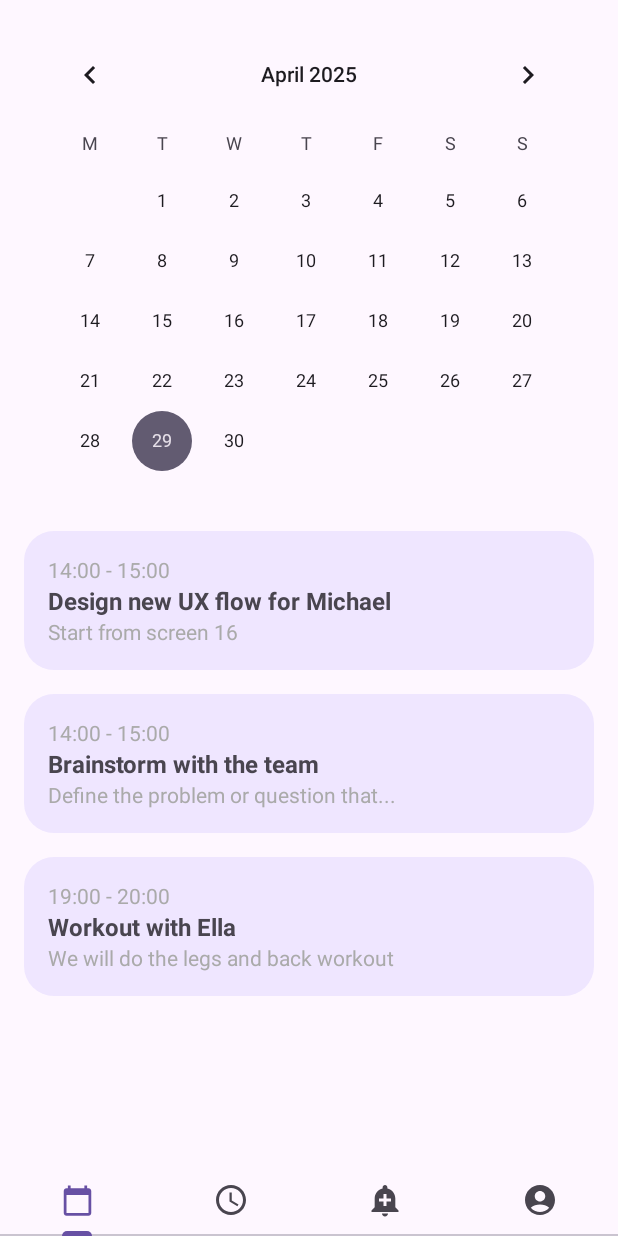
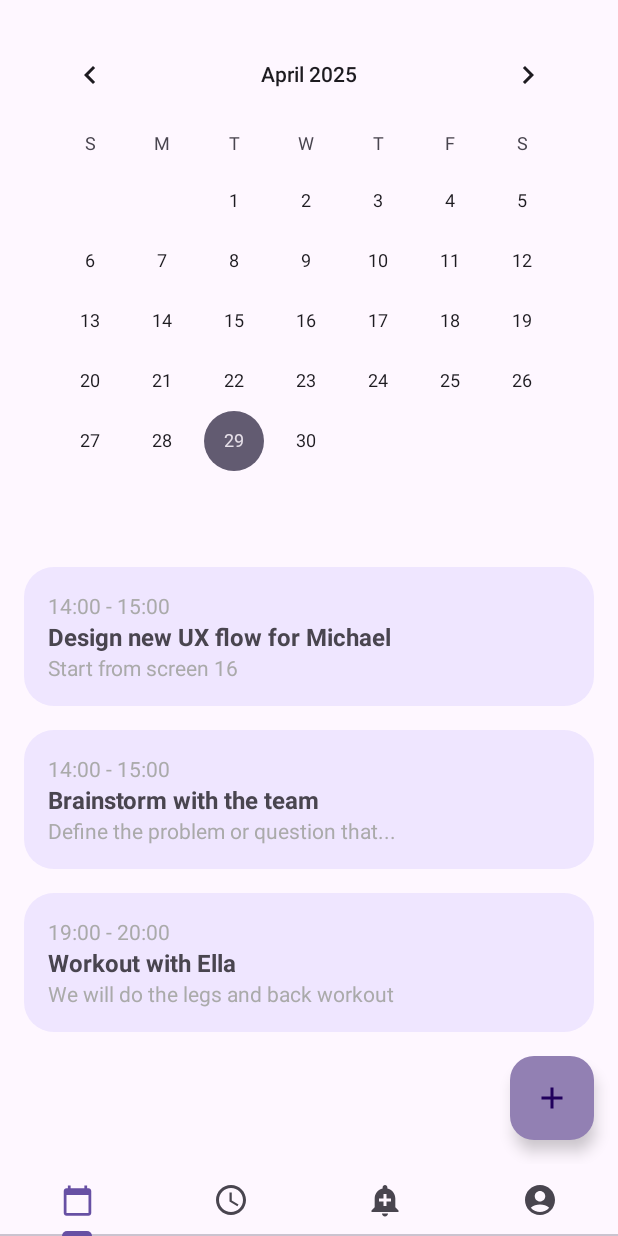
Before and after one commit to zophiel27/TaskPilot, an Android app: the screen it shows after launch (MainActivity), on a phone screen of 412 x 824 dp. Run offline under Robolectric (Android 15) with nearby library versions, the phone set to English and light mode, and no system bars.

Commit message:
floating add button

```diff
--- /dev/null
+++ b/app/src/main/res/drawable/icon_add.xml
@@ -0,0 +1,5 @@
+<vector android:height="24dp" android:tint="@color/white"
+    android:viewportHeight="24" android:viewportWidth="24"
+    android:width="24dp" xmlns:android="http://schemas.android.com/apk/res/android">
+    <path android:fillColor="@android:color/white" android:pathData="M19,13h-6v6h-2v-6H5v-2h6V5h2v6h6v2z"/>
+</vector>
--- a/app/src/main/res/layout/fragment_schedule.xml
+++ b/app/src/main/res/layout/fragment_schedule.xml
@@ -1,27 +1,43 @@
 <?xml version="1.0" encoding="utf-8"?>
-<LinearLayout xmlns:android="http://schemas.android.com/apk/res/android"
+<RelativeLayout xmlns:android="http://schemas.android.com/apk/res/android"
     xmlns:tools="http://schemas.android.com/tools"
     android:layout_width="match_parent"
     android:layout_height="match_parent"
-    android:padding="16dp"
-    android:orientation="vertical"
     tools:context=".ScheduleFragment">
 
-        <CalendarView
+        <ScrollView
+            android:layout_width="match_parent"
+            android:layout_height="match_parent"
+            android:fillViewport="true">
+
+                <LinearLayout
                     android:layout_width="match_parent"
                     android:layout_height="wrap_content"
-            android:firstDayOfWeek="2"
-            android:minDate="01/01/2021"
-            android:shownWeekCount="6"
-            android:selectedWeekBackgroundColor="#009688"
-            android:focusedMonthDateColor="#2196F3"/>
+                    android:orientation="vertical"
+                    android:padding="16dp">
+
+                        <CalendarView
+                            android:id="@+id/calendarView"
+                            android:layout_width="match_parent"
+                            android:layout_height="wrap_content"
+                            android:layout_marginBottom="24dp"/>
 
                         <ListView
+                            android:id="@+id/lvTasks"
                             android:layout_width="match_parent"
                             android:layout_height="wrap_content"
-            android:id="@+id/lvTasks"
                             android:divider="@android:color/transparent"
-            android:dividerHeight="16dp"
-            />
+                            android:dividerHeight="16dp"/>
+                </LinearLayout>
+        </ScrollView>
 
-</LinearLayout>
+        <com.google.android.material.floatingactionbutton.FloatingActionButton
+            android:id="@+id/btnAddTask"
+            android:layout_width="wrap_content"
+            android:layout_height="wrap_content"
+            android:layout_alignParentBottom="true"
+            android:layout_alignParentEnd="true"
+            android:layout_margin="16dp"
+            android:src="@drawable/icon_add"
+            android:backgroundTint="#9280B3"/>
+</RelativeLayout>
```
Lines whose indentation alone changed are shown as unchanged.
